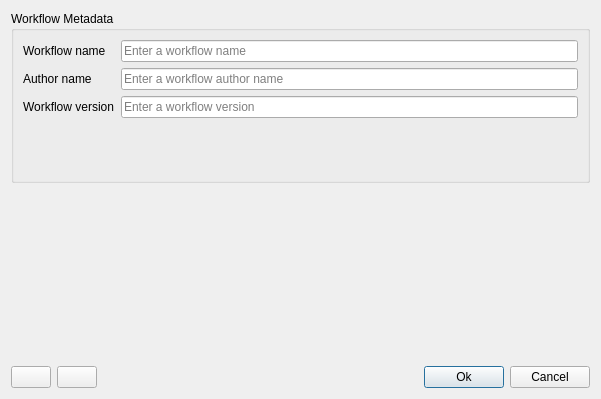
First picture: the form in DsgTools/gui/ProductionTools/Toolboxes/QualityAssuranceToolBox/workflowSetupDialog.ui, repository dsgoficial/DsgTools, before the edit.
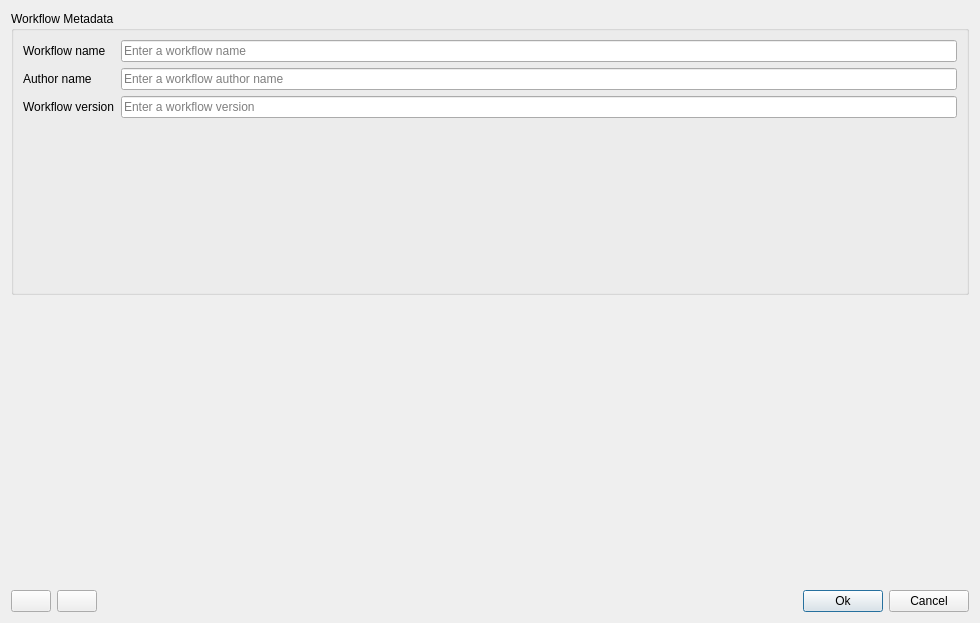
Second picture: the form after the edit. Icons and pictures are not drawn. Custom widgets are drawn as their Qt base class.

Diff of the .ui file:
```diff
--- a/DsgTools/gui/ProductionTools/Toolboxes/QualityAssuranceToolBox/workflowSetupDialog.ui
+++ b/DsgTools/gui/ProductionTools/Toolboxes/QualityAssuranceToolBox/workflowSetupDialog.ui
@@ -6,8 +6,8 @@
    <rect>
     <x>0</x>
     <y>0</y>
-    <width>601</width>
-    <height>399</height>
+    <width>980</width>
+    <height>623</height>
    </rect>
   </property>
   <property name="windowTitle">
```
